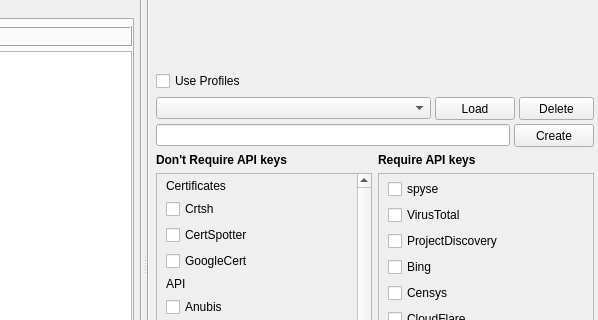
Above: gui/src/engines/osint/Osint.ui from 3nock/OTE before the change; both pictures show x 268 to 866 and y 118 to 438 of the 866 by 681 pixel window. Below: the same form after it.
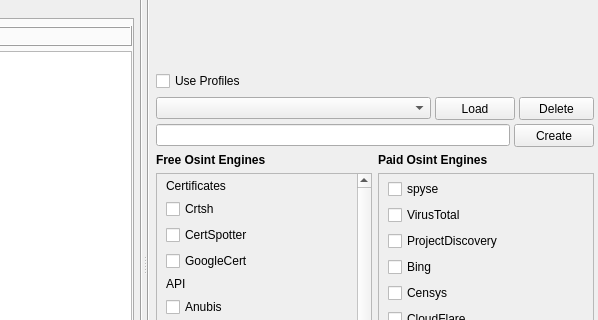
That is the form after the change. Custom widgets are drawn as their Qt base class.

Patch:
```diff
--- a/gui/src/engines/osint/Osint.ui
+++ b/gui/src/engines/osint/Osint.ui
@@ -821,7 +821,7 @@
                 <enum>QFrame::Raised</enum>
                </property>
                <property name="text">
-                <string>Don't Require API keys</string>
+                <string>Free Osint Engines</string>
                </property>
               </widget>
              </item>
@@ -1159,7 +1159,7 @@
                 <enum>QFrame::Raised</enum>
                </property>
                <property name="text">
-                <string>Require API keys</string>
+                <string>Paid Osint Engines</string>
                </property>
               </widget>
              </item>
```
Left out of the diff: 2 changed lines with no effect on the pictures.
